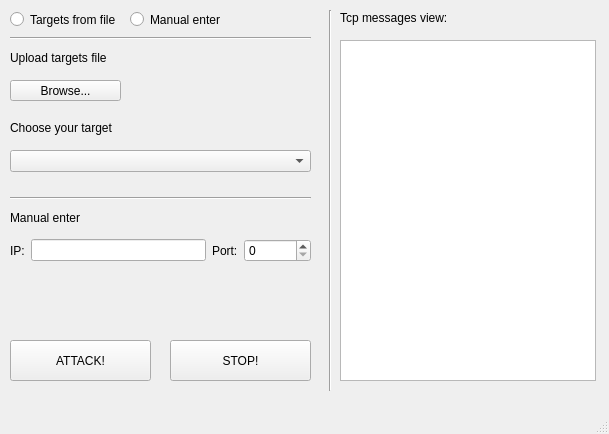
Qt form mainwindow.ui (vakarianplay/LightQtDDoSer) before a commit.
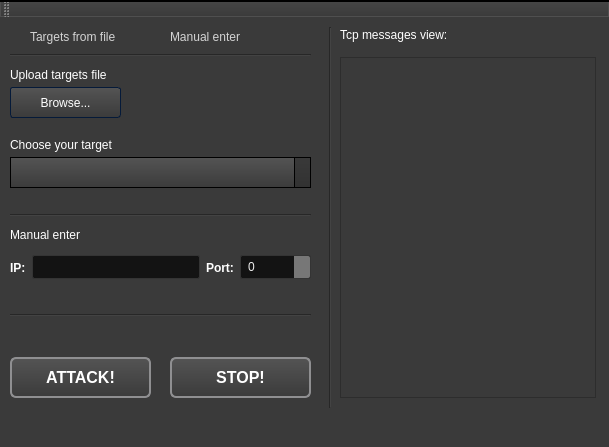
The same form after that commit. Icons and pictures are not drawn.

```diff
--- a/mainwindow.ui
+++ b/mainwindow.ui
@@ -7,11 +7,1001 @@
     <x>0</x>
     <y>0</y>
     <width>609</width>
-    <height>434</height>
+    <height>447</height>
    </rect>
   </property>
   <property name="windowTitle">
-   <string>MainWindow</string>
+   <string>QtDDoSer</string>
+  </property>
+  <property name="styleSheet">
+   <string notr="true">/*Copyright (c) DevSec Studio. All rights reserved.
+
+MIT License
+
+Permission is hereby granted, free of charge, to any person obtaining a copy
+of this software and associated documentation files (the &quot;Software&quot;), to deal
+in the Software without restriction, including without limitation the rights
+to use, copy, modify, merge, publish, distribute, sublicense, and/or sell
+copies of the Software, and to permit persons to whom the Software is
+furnished to do so, subject to the following conditions:
+
+The above copyright notice and this permission notice shall be included in all
+copies or substantial portions of the Software.
+
+THE SOFTWARE IS PROVIDED *AS IS*, WITHOUT WARRANTY OF ANY KIND, EXPRESS OR
+IMPLIED, INCLUDING BUT NOT LIMITED TO THE WARRANTIES OF MERCHANTABILITY,
+FITNESS FOR A PARTICULAR PURPOSE AND NONINFRINGEMENT. IN NO EVENT SHALL THE
+AUTHORS OR COPYRIGHT HOLDERS BE LIABLE FOR ANY CLAIM, DAMAGES OR OTHER
+LIABILITY, WHETHER IN AN ACTION OF CONTRACT, TORT OR OTHERWISE, ARISING FROM,
+OUT OF OR IN CONNECTION WITH THE SOFTWARE OR THE USE OR OTHER DEALINGS IN THE SOFTWARE.
+*/
+
+/*-----QWidget-----*/
+QWidget
+{
+	background-color: #3a3a3a;
+	color: #fff;
+	selection-background-color: #b78620;
+	selection-color: #000;
+
+}
+
+
+/*-----QLabel-----*/
+QLabel
+{
+	background-color: transparent;
+	color: #fff;
+
+}
+
+
+/*-----QMenuBar-----*/
+QMenuBar 
+{
+	background-color: qlineargradient(spread:repeat, x1:1, y1:0, x2:1, y2:1, stop:0 rgba(57, 57, 57, 255),stop:1 rgba(50, 50, 50, 255));
+	border: 1px solid #000;
+	color: #fff;
+
+}
+
+
+QMenuBar::item 
+{
+	background-color: transparent;
+
+}
+
+
+QMenuBar::item:selected 
+{
+	background-color: rgba(183, 134, 32, 20%);
+	border: 1px solid #b78620;
+	color: #fff;
+
+}
+
+
+QMenuBar::item:pressed 
+{
+	background-color: rgb(183, 134, 32);
+	border: 1px solid #b78620;
+	color: #fff;
+
+}
+
+
+/*-----QMenu-----*/
+QMenu
+{
+    background-color: qlineargradient(spread:repeat, x1:1, y1:0, x2:1, y2:1, stop:0 rgba(57, 57, 57, 255),stop:1 rgba(50, 50, 50, 255));
+    border: 1px solid #222;
+    padding: 4px;
+	color: #fff;
+
+}
+
+
+QMenu::item
+{
+    background-color: transparent;
+    padding: 2px 20px 2px 20px;
+
+}
+
+
+QMenu::separator
+{
+   	background-color: rgb(183, 134, 32);
+	height: 1px;
+
+}
+
+
+QMenu::item:disabled
+{
+    color: #555;
+    background-color: transparent;
+    padding: 2px 20px 2px 20px;
+
+}
+
+
+QMenu::item:selected
+{
+	background-color: rgba(183, 134, 32, 20%);
+	border: 1px solid #b78620;
+	color: #fff;
+
+}
+
+
+/*-----QToolBar-----*/
+QToolBar
+{
+	background-color: qlineargradient(spread:repeat, x1:1, y1:0, x2:1, y2:1, stop:0 rgba(69, 69, 69, 255),stop:1 rgba(58, 58, 58, 255));
+	border-top: none;
+	border-bottom: 1px solid #4f4f4f;
+	border-left: 1px solid #4f4f4f;
+	border-right: 1px solid #4f4f4f;
+
+}
+
+
+QToolBar::separator
+{
+	background-color: #2e2e2e;
+	width: 1px;
+
+}
+
+
+/*-----QToolButton-----*/
+QToolButton 
+{
+	background-color: transparent;
+	color: #fff;
+	padding: 5px;
+	padding-left: 8px;
+	padding-right: 8px;
+	margin-left: 1px;
+}
+
+
+QToolButton:hover
+{
+	background-color: rgba(183, 134, 32, 20%);
+	border: 1px solid #b78620;
+	color: #fff;
+	
+}
+
+
+QToolButton:pressed
+{
+	background-color: qlineargradient(spread:repeat, x1:1, y1:0, x2:1, y2:1, stop:0 rgba(57, 57, 57, 255),stop:1 rgba(50, 50, 50, 255));
+	border: 1px solid #b78620;
+
+}
+
+
+QToolButton:checked
+{
+	background-color: qlineargradient(spread:repeat, x1:1, y1:0, x2:1, y2:1, stop:0 rgba(57, 57, 57, 255),stop:1 rgba(50, 50, 50, 255));
+	border: 1px solid #222;
+}
+
+
+/*-----QPushButton-----*/
+QPushButton
+{
+	background-color: qlineargradient(spread:repeat, x1:1, y1:0, x2:1, y2:1, stop:0 rgba(84, 84, 84, 255),stop:1 rgba(59, 59, 59, 255));
+	color: #ffffff;
+	min-width: 80px;
+	border-style: solid;
+	border-width: 1px;
+	border-radius: 3px;
+	border-color: #051a39;
+	padding: 5px;
+
+}
+
+
+QPushButton::flat
+{
+	background-color: transparent;
+	border: none;
+	color: #fff;
+
+}
+
+
+QPushButton::disabled
+{
+	background-color: #404040;
+	color: #656565;
+	border-color: #051a39;
+
+}
+
+
+QPushButton::hover
+{
+	background-color: rgba(183, 134, 32, 20%);
+	border: 1px solid #b78620;
+
+}
+
+
+QPushButton::pressed
+{
+	background-color: qlineargradient(spread:repeat, x1:1, y1:0, x2:1, y2:1, stop:0 rgba(74, 74, 74, 255),stop:1 rgba(49, 49, 49, 255));
+	border: 1px solid #b78620;
+
+}
+
+
+QPushButton::checked
+{
+	background-color: qlineargradient(spread:repeat, x1:1, y1:0, x2:1, y2:1, stop:0 rgba(74, 74, 74, 255),stop:1 rgba(49, 49, 49, 255));
+	border: 1px solid #222;
+
+}
+
+
+/*-----QLineEdit-----*/
+QLineEdit
+{
+	background-color: #131313;
+	color : #eee;
+	border: 1px solid #343434;
+	border-radius: 2px;
+	padding: 3px;
+	padding-left: 5px;
+
+}
+
+
+/*-----QPlainTExtEdit-----*/
+QPlainTextEdit
+{
+	background-color: #131313;
+	color : #eee;
+	border: 1px solid #343434;
+	border-radius: 2px;
+	padding: 3px;
+	padding-left: 5px;
+
+}
+
+
+/*-----QTabBar-----*/
+QTabBar::tab
+{
+	background-color: qlineargradient(spread:repeat, x1:1, y1:0, x2:1, y2:1, stop:0 rgba(84, 84, 84, 255),stop:1 rgba(59, 59, 59, 255));
+	color: #ffffff;
+	border-style: solid;
+	border-width: 1px;
+	border-color: #666;
+	border-bottom: none;
+	padding: 5px;
+	padding-left: 15px;
+	padding-right: 15px;
+
+}
+
+
+QTabWidget::pane 
+{
+	background-color: red;
+	border: 1px solid #666;
+	top: 1px;
+
+}
+
+
+QTabBar::tab:last
+{
+	margin-right: 0; 
+
+}
+
+
+QTabBar::tab:first:!selected
+{
+	background-color: #0c0c0d;
+	margin-left: 0px;
+
+}
+
+
+QTabBar::tab:!selected
+{
+	color: #b1b1b1;
+	border-bottom-style: solid;
+	background-color: #0c0c0d;
+
+}
+
+
+QTabBar::tab:selected
+{
+	margin-bottom: 0px;
+
+}
+
+
+QTabBar::tab:!selected:hover
+{
+	border-top-color: #b78620;
+
+}
+
+
+/*-----QComboBox-----*/
+QComboBox
+{
+    background-color: qlineargradient(spread:repeat, x1:1, y1:0, x2:1, y2:1, stop:0 rgba(84, 84, 84, 255),stop:1 rgba(59, 59, 59, 255));
+    border: 1px solid #000;
+    padding-left: 6px;
+    color: #ffffff;
+    height: 20px;
+
+}
+
+
+QComboBox::disabled
+{
+	background-color: #404040;
+	color: #656565;
+	border-color: #051a39;
+
+}
+
+
+QComboBox:on
+{
+    background-color: #b78620;
+	color: #000;
+
+}
+
+
+QComboBox QAbstractItemView
+{
+    background-color: #383838;
+    color: #ffffff;
+    border: 1px solid black;
+    selection-background-color: #b78620;
+    outline: 0;
+
+}
+
+
+QComboBox::drop-down
+{
+	background-color: qlineargradient(spread:repeat, x1:1, y1:0, x2:1, y2:1, stop:0 rgba(57, 57, 57, 255),stop:1 rgba(50, 50, 50, 255));
+    subcontrol-origin: padding;
+    subcontrol-position: top right;
+    width: 15px;
+    border-left-width: 1px;
+    border-left-color: black;
+    border-left-style: solid; 
+
+}
+
+
+QComboBox::down-arrow
+{
+    image: url(://arrow-down.png);
+    width: 8px;
+    height: 8px;
+}
+
+
+/*-----QSpinBox &amp; QDateTimeEdit-----*/
+QSpinBox,
+QDateTimeEdit 
+{
+    background-color: #131313;
+	color : #eee;
+	border: 1px solid #343434;
+	padding: 3px;
+	padding-left: 5px;
+    border-radius : 2px;
+
+}
+
+
+QSpinBox::up-button, 
+QDateTimeEdit::up-button
+{
+	border-top-right-radius:2px;
+	background-color: #777777;
+    width: 16px; 
+    border-width: 1px;
+
+}
+
+
+QSpinBox::up-button:hover, 
+QDateTimeEdit::up-button:hover
+{
+	background-color: #585858;
+
+}
+
+
+QSpinBox::up-button:pressed, 
+QDateTimeEdit::up-button:pressed
+{
+	background-color: #252525;
+    width: 16px; 
+    border-width: 1px;
+
+}
+
+
+QSpinBox::up-arrow,
+QDateTimeEdit::up-arrow
+{
+    image: url(://arrow-up.png);
+    width: 7px;
+    height: 7px;
+
+}
+
+
+QSpinBox::down-button, 
+QDateTimeEdit::down-button
+{
+	border-bottom-right-radius:2px;
+	background-color: #777777;
+    width: 16px; 
+    border-width: 1px;
+
+}
+
+
+QSpinBox::down-button:hover, 
+QDateTimeEdit::down-button:hover
+{
+	background-color: #585858;
+
+}
+
+
+QSpinBox::down-button:pressed, 
+QDateTimeEdit::down-button:pressed
+{
+	background-color: #252525;
+    width: 16px; 
+    border-width: 1px;
+
+}
+
+
+QSpinBox::down-arrow,
+QDateTimeEdit::down-arrow
+{
+    image: url(://arrow-down.png);
+    width: 7px;
+    height: 7px;
+
+}
+
+
+/*-----QGroupBox-----*/
+QGroupBox 
+{
+    border: 1px solid;
+    border-color: #666666;
+	border-radius: 5px;
+    margin-top: 20px;
+
+}
+
+
+QGroupBox::title  
+{
+    background-color: transparent;
+    color: #eee;
+    subcontrol-origin: margin;
+    padding: 5px;
+	border-top-left-radius: 3px;
+	border-top-right-radius: 3px;
+
+}
+
+
+/*-----QHeaderView-----*/
+QHeaderView::section
+{
+    background-color: qlineargradient(spread:repeat, x1:1, y1:0, x2:1, y2:1, stop:0 rgba(60, 60, 60, 255),stop:1 rgba(50, 50, 50, 255));
+	border: 1px solid #000;
+    color: #fff;
+    text-align: left;
+	padding: 4px;
+	
+}
+
+
+QHeaderView::section:disabled
+{
+    background-color: #525251;
+    color: #656565;
+
+}
+
+
+QHeaderView::section:checked
+{
+    background-color: qlineargradient(spread:repeat, x1:1, y1:0, x2:1, y2:1, stop:0 rgba(60, 60, 60, 255),stop:1 rgba(50, 50, 50, 255));
+    color: #fff;
+
+}
+
+
+QHeaderView::section::vertical::first,
+QHeaderView::section::vertical::only-one
+{
+    border-top: 1px solid #353635;
+
+}
+
+
+QHeaderView::section::vertical
+{
+    border-top: 1px solid #353635;
+
+}
+
+
+QHeaderView::section::horizontal::first,
+QHeaderView::section::horizontal::only-one
+{
+    border-left: 1px solid #353635;
+
+}
+
+
+QHeaderView::section::horizontal
+{
+    border-left: 1px solid #353635;
+
+}
+
+
+QTableCornerButton::section
+{
+    background-color: qlineargradient(spread:repeat, x1:1, y1:0, x2:1, y2:1, stop:0 rgba(60, 60, 60, 255),stop:1 rgba(50, 50, 50, 255));
+	border: 1px solid #000;
+    color: #fff;
+
+}
+
+
+/*-----QTreeWidget-----*/
+QTreeView
+{
+	show-decoration-selected: 1;
+	alternate-background-color: #3a3a3a;
+	selection-color: #fff;
+	background-color: #2d2d2d;
+	border: 1px solid gray;
+	padding-top : 5px;
+	color: #fff;
+	font: 8pt;
+
+}
+
+
+QTreeView::item:selected
+{
+	color:#fff;
+	background-color: #b78620;
+	border-radius: 0px;
+
+}
+
+
+QTreeView::item:!selected:hover
+{
+    background-color: #262626;
+    border: none;
+    color: white;
+
+}
+
+
+QTreeView::branch:has-children:!has-siblings:closed,
+QTreeView::branch:closed:has-children:has-siblings 
+{
+	image: url(://tree-closed.png);
+
+}
+
+
+QTreeView::branch:open:has-children:!has-siblings,
+QTreeView::branch:open:has-children:has-siblings  
+{
+	image: url(://tree-open.png);
+
+}
+
+
+/*-----QListView-----*/
+QListView 
+{
+	background-color: qlineargradient(spread:repeat, x1:1, y1:0, x2:1, y2:1, stop:0 rgba(83, 83, 83, 255),stop:0.293269 rgba(81, 81, 81, 255),stop:0.634615 rgba(79, 79, 79, 255),stop:1 rgba(83, 83, 83, 255));
+    border : none;
+    color: white;
+    show-decoration-selected: 1; 
+    outline: 0;
+	border: 1px solid gray;
+
+}
+
+
+QListView::disabled 
+{
+	background-color: #656565;
+	color: #1b1b1b;
+    border: 1px solid #656565;
+
+}
+
+
+QListView::item 
+{
+	background-color: #2d2d2d;
+    padding: 1px;
+
+}
+
+
+QListView::item:alternate 
+{
+    background-color: #3a3a3a;
+
+}
+
+
+QListView::item:selected 
+{
+	background-color: #b78620;
+	border: 1px solid #b78620;
+	color: #fff;
+
+}
+
+
+QListView::item:selected:!active 
+{
+	background-color: #b78620;
+	border: 1px solid #b78620;
+	color: #fff;
+
+}
+
+
+QListView::item:selected:active 
+{
+	background-color: #b78620;
+	border: 1px solid #b78620;
+	color: #fff;
+
+}
+
+
+QListView::item:hover {
+    background-color: #262626;
+    border: none;
+    color: white;
+
+}
+
+
+/*-----QCheckBox-----*/
+QCheckBox
+{
+	background-color: transparent;
+    color: lightgray;
+	border: none;
+
+}
+
+
+QCheckBox::indicator
+{
+    background-color: #323232;
+    border: 1px solid darkgray;
+    width: 12px;
+    height: 12px;
+
+}
+
+
+QCheckBox::indicator:checked
+{
+    image:url(&quot;./ressources/check.png&quot;);
+	background-color: #b78620;
+    border: 1px solid #3a546e;
+
+}
+
+
+QCheckBox::indicator:unchecked:hover
+{
+	border: 1px solid #b78620; 
+
+}
+
+
+QCheckBox::disabled
+{
+	color: #656565;
+
+}
+
+
+QCheckBox::indicator:disabled
+{
+	background-color: #656565;
+	color: #656565;
+    border: 1px solid #656565;
+
+}
+
+
+/*-----QRadioButton-----*/
+QRadioButton 
+{
+	color: lightgray;
+	background-color: transparent;
+
+}
+
+
+QRadioButton::indicator::unchecked:hover 
+{
+	background-color: lightgray;
+	border: 2px solid #b78620;
+	border-radius: 6px;
+}
+
+
+QRadioButton::indicator::checked 
+{
+	border: 2px solid #b78620;
+	border-radius: 6px;
+	background-color: rgba(183,134,32,20%);  
+	width: 9px; 
+	height: 9px; 
+
+}
+
+
+/*-----QSlider-----*/
+QSlider::groove:horizontal 
+{
+	background-color: transparent;
+	height: 3px;
+
+}
+
+
+QSlider::sub-page:horizontal 
+{
+	background-color: #b78620;
+
+}
+
+
+QSlider::add-page:horizontal 
+{
+	background-color: #131313;
+
+}
+
+
+QSlider::handle:horizontal 
+{
+	background-color: #b78620;
+	width: 14px;
+	margin-top: -6px;
+	margin-bottom: -6px;
+	border-radius: 6px;
+
+}
+
+
+QSlider::handle:horizontal:hover 
+{
+	background-color: #d89e25;
+	border-radius: 6px;
+
+}
+
+
+QSlider::sub-page:horizontal:disabled 
+{
+	background-color: #bbb;
+	border-color: #999;
+
+}
+
+
+QSlider::add-page:horizontal:disabled 
+{
+	background-color: #eee;
+	border-color: #999;
+
+}
+
+
+QSlider::handle:horizontal:disabled 
+{
+	background-color: #eee;
+	border: 1px solid #aaa;
+	border-radius: 3px;
+
+}
+
+
+/*-----QScrollBar-----*/
+QScrollBar:horizontal
+{
+    border: 1px solid #222222;
+    background-color: #3d3d3d;
+    height: 15px;
+    margin: 0px 16px 0 16px;
+
+}
+
+
+QScrollBar::handle:horizontal
+{
+	background-color: qlineargradient(spread:repeat, x1:1, y1:0, x2:1, y2:1, stop:0 rgba(97, 97, 97, 255),stop:1 rgba(90, 90, 90, 255));
+	border: 1px solid #2d2d2d;
+    min-height: 20px;
+
+}
+
+
+QScrollBar::add-line:horizontal
+{
+	background-color: qlineargradient(spread:repeat, x1:1, y1:0, x2:1, y2:1, stop:0 rgba(97, 97, 97, 255),stop:1 rgba(90, 90, 90, 255));
+	border: 1px solid #2d2d2d;
+    width: 15px;
+    subcontrol-position: right;
+    subcontrol-origin: margin;
+
+}
+
+
+QScrollBar::sub-line:horizontal
+{
+	background-color: qlineargradient(spread:repeat, x1:1, y1:0, x2:1, y2:1, stop:0 rgba(97, 97, 97, 255),stop:1 rgba(90, 90, 90, 255));
+	border: 1px solid #2d2d2d;
+    width: 15px;
+    subcontrol-position: left;
+    subcontrol-origin: margin;
+
+}
+
+
+QScrollBar::right-arrow:horizontal
+{
+    image: url(://arrow-right.png);
+    width: 6px;
+    height: 6px;
+
+}
+
+
+QScrollBar::left-arrow:horizontal
+{
+    image: url(://arrow-left.png);
+    width: 6px;
+    height: 6px;
+
+}
+
+
+QScrollBar::add-page:horizontal, QScrollBar::sub-page:horizontal
+{
+    background: none;
+
+}
+
+
+QScrollBar:vertical
+{
+    background-color: #3d3d3d;
+    width: 16px;
+	border: 1px solid #2d2d2d;
+    margin: 16px 0px 16px 0px;
+
+}
+
+
+QScrollBar::handle:vertical
+{
+    background-color: qlineargradient(spread:repeat, x1:1, y1:0, x2:1, y2:1, stop:0 rgba(97, 97, 97, 255),stop:1 rgba(90, 90, 90, 255));
+	border: 1px solid #2d2d2d;
+    min-height: 20px;
+
+}
+
+
+QScrollBar::add-line:vertical
+{
+	background-color: qlineargradient(spread:repeat, x1:1, y1:0, x2:1, y2:1, stop:0 rgba(97, 97, 97, 255),stop:1 rgba(90, 90, 90, 255));
+	border: 1px solid #2d2d2d;
+    height: 15px;
+    subcontrol-position: bottom;
+    subcontrol-origin: margin;
+
+}
+
+
+QScrollBar::sub-line:vertical
+{
+	background-color: qlineargradient(spread:repeat, x1:1, y1:0, x2:1, y2:1, stop:0 rgba(97, 97, 97, 255),stop:1 rgba(90, 90, 90, 255));
+	border: 1px solid #2d2d2d;
+    height: 15px;
+    subcontrol-position: top;
+    subcontrol-origin: margin;
+
+}
+
+
+QScrollBar::up-arrow:vertical
+{
+    image: url(://arrow-up.png);
+    width: 6px;
+    height: 6px;
+
+}
+
+
+QScrollBar::down-arrow:vertical
+{
+    image: url(://arrow-down.png);
+    width: 6px;
+    height: 6px;
+
+}
+
+
+QScrollBar::add-page:vertical, QScrollBar::sub-page:vertical
+{
+    background: none;
+
+}
+
+
+/*-----QProgressBar-----*/
+QProgressBar
+{
+    border: 1px solid #666666;
+    text-align: center;
+	color: #000;
+	font-weight: bold;
+
+}
+
+
+QProgressBar::chunk
+{
+    background-color: #b78620;
+    width: 30px;
+    margin: 0.5px;
+
+}
+
+</string>
   </property>
   <widget class="QWidget" name="centralwidget">
    <widget class="QLabel" name="label_2">
@@ -23,6 +1013,11 @@
       <height>16</height>
      </rect>
     </property>
+    <property name="font">
+     <font>
+      <pointsize>9</pointsize>
+     </font>
+    </property>
     <property name="text">
      <string>Choose your target</string>
     </property>
@@ -31,11 +1026,18 @@
     <property name="geometry">
      <rect>
       <x>10</x>
-      <y>80</y>
+      <y>70</y>
       <width>111</width>
-      <height>21</height>
+      <height>31</height>
      </rect>
     </property>
+    <property name="font">
+     <font>
+      <pointsize>9</pointsize>
+      <weight>50</weight>
+      <bold>false</bold>
+     </font>
+    </property>
     <property name="text">
      <string>Browse...</string>
     </property>
@@ -44,11 +1046,16 @@
     <property name="geometry">
      <rect>
       <x>10</x>
-      <y>150</y>
+      <y>140</y>
       <width>301</width>
-      <height>22</height>
+      <height>31</height>
      </rect>
     </property>
+    <property name="font">
+     <font>
+      <pointsize>9</pointsize>
+     </font>
+    </property>
    </widget>
    <widget class="QLabel" name="label">
     <property name="geometry">
@@ -59,6 +1066,11 @@
       <height>16</height>
      </rect>
     </property>
+    <property name="font">
+     <font>
+      <pointsize>9</pointsize>
+     </font>
+    </property>
     <property name="text">
      <string>Upload targets file</string>
     </property>
@@ -72,6 +1084,11 @@
       <height>19</height>
      </rect>
     </property>
+    <property name="font">
+     <font>
+      <pointsize>9</pointsize>
+     </font>
+    </property>
     <property name="text">
      <string>Targets from file</string>
     </property>
@@ -79,12 +1096,17 @@
    <widget class="QRadioButton" name="radioButton_manual">
     <property name="geometry">
      <rect>
-      <x>130</x>
+      <x>150</x>
       <y>10</y>
       <width>101</width>
       <height>19</height>
      </rect>
     </property>
+    <property name="font">
+     <font>
+      <pointsize>9</pointsize>
+     </font>
+    </property>
     <property name="text">
      <string>Manual enter</string>
     </property>
@@ -98,6 +1120,27 @@
       <height>41</height>
      </rect>
     </property>
+    <property name="font">
+     <font>
+      <pointsize>12</pointsize>
+      <weight>75</weight>
+      <bold>true</bold>
+     </font>
+    </property>
+    <property name="cursor">
+     <cursorShape>CrossCursor</cursorShape>
+    </property>
+    <property name="autoFillBackground">
+     <bool>false</bool>
+    </property>
+    <property name="styleSheet">
+     <string notr="true">QPushButton {
+     border: 2px solid #8f8f91;
+     border-radius: 6px;
+     
+
+ }</string>
+    </property>
     <property name="text">
      <string>ATTACK!</string>
     </property>
@@ -111,6 +1154,24 @@
       <height>41</height>
      </rect>
     </property>
+    <property name="font">
+     <font>
+      <pointsize>12</pointsize>
+      <weight>75</weight>
+      <bold>true</bold>
+     </font>
+    </property>
+    <property name="cursor">
+     <cursorShape>CrossCursor</cursorShape>
+    </property>
+    <property name="styleSheet">
+     <string notr="true">QPushButton {
+     border: 2px solid #8f8f91;
+     border-radius: 6px;
+    
+
+ }</string>
+    </property>
     <property name="text">
      <string>STOP!</string>
     </property>
@@ -124,6 +1185,11 @@
       <height>16</height>
      </rect>
     </property>
+    <property name="font">
+     <font>
+      <pointsize>9</pointsize>
+     </font>
+    </property>
     <property name="text">
      <string>Manual enter</string>
     </property>
@@ -153,6 +1219,13 @@
     <layout class="QHBoxLayout" name="horizontalLayout">
      <item>
       <widget class="QLabel" name="label_4">
+       <property name="font">
+        <font>
+         <pointsize>9</pointsize>
+         <weight>75</weight>
+         <bold>true</bold>
+        </font>
+       </property>
        <property name="text">
         <string>IP:</string>
        </property>
@@ -163,6 +1236,13 @@
      </item>
      <item>
       <widget class="QLabel" name="label_5">
+       <property name="font">
+        <font>
+         <pointsize>9</pointsize>
+         <weight>75</weight>
+         <bold>true</bold>
+        </font>
+       </property>
        <property name="text">
         <string>Port:</string>
        </property>
@@ -186,6 +1266,11 @@
       <height>16</height>
      </rect>
     </property>
+    <property name="font">
+     <font>
+      <pointsize>9</pointsize>
+     </font>
+    </property>
     <property name="text">
      <string>Tcp messages view:</string>
     </property>
@@ -199,6 +1284,14 @@
       <height>341</height>
      </rect>
     </property>
+    <property name="font">
+     <font>
+      <pointsize>7</pointsize>
+     </font>
+    </property>
+    <property name="styleSheet">
+     <string notr="true">QLabel { color : #B22222;}</string>
+    </property>
    </widget>
    <widget class="Line" name="line_2">
     <property name="geometry">
@@ -226,6 +1319,42 @@
      <enum>Qt::Horizontal</enum>
     </property>
    </widget>
+   <widget class="Line" name="line_4">
+    <property name="geometry">
+     <rect>
+      <x>10</x>
+      <y>290</y>
+      <width>301</width>
+      <height>16</height>
+     </rect>
+    </property>
+    <property name="orientation">
+     <enum>Qt::Horizontal</enum>
+    </property>
+   </widget>
+   <widget class="QLabel" name="label_7_target">
+    <property name="geometry">
+     <rect>
+      <x>16</x>
+      <y>310</y>
+      <width>291</width>
+      <height>20</height>
+     </rect>
+    </property>
+    <property name="font">
+     <font>
+      <pointsize>10</pointsize>
+      <weight>75</weight>
+      <bold>true</bold>
+     </font>
+    </property>
+    <property name="styleSheet">
+     <string notr="true">QLabel { color : #B22222;}</string>
+    </property>
+    <property name="text">
+     <string/>
+    </property>
+   </widget>
   </widget>
   <widget class="QMenuBar" name="menubar">
    <property name="geometry">
@@ -233,11 +1362,22 @@
      <x>0</x>
      <y>0</y>
      <width>609</width>
-     <height>20</height>
+     <height>22</height>
     </rect>
    </property>
   </widget>
   <widget class="QStatusBar" name="statusbar"/>
+  <widget class="QToolBar" name="toolBar">
+   <property name="windowTitle">
+    <string>toolBar</string>
+   </property>
+   <attribute name="toolBarArea">
+    <enum>TopToolBarArea</enum>
+   </attribute>
+   <attribute name="toolBarBreak">
+    <bool>false</bool>
+   </attribute>
+  </widget>
  </widget>
  <resources/>
  <connections/>
```
